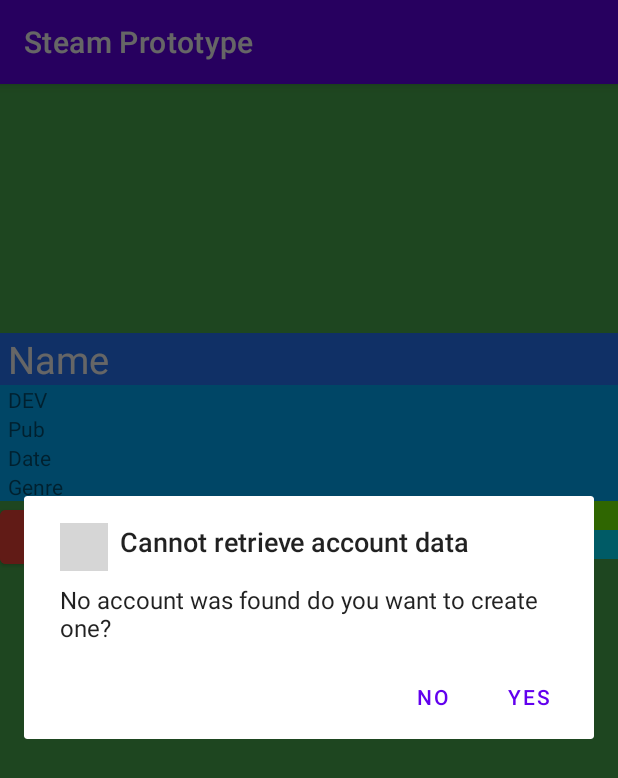
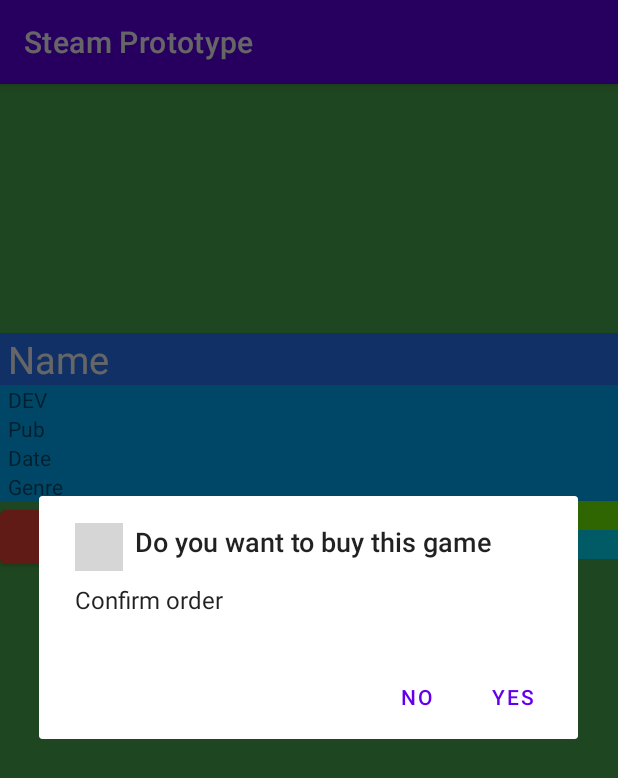
Before and after one commit to NguyenHuuTien2000/SteamPrototype, an Android app: the GamePageActivity screen opened directly, with no data from a screen before it, after a tap on "BUY", on a phone screen of 412 x 824 dp. Shown: the top 778 px of the screen. Run offline under Robolectric (Android 15) with nearby library versions, the phone set to English and light mode, and no system bars; 8 statements that could not run were skipped; grey boxes are pictures that could not be loaded.

Commit message:
Finish buying function

```diff
--- a/app/src/main/java/com/example/steamprototype/GamePageActivity.java
+++ b/app/src/main/java/com/example/steamprototype/GamePageActivity.java
@@ -1,6 +1,5 @@
 package com.example.steamprototype;
 
-import android.content.DialogInterface;
 import android.content.Intent;
 import android.os.Bundle;
 import android.widget.Button;
@@ -46,11 +45,11 @@ public class GamePageActivity extends AppCompatActivity {
                 setResult(StoreFrontActivity.RESULT_CODE_BOUGHT, intent);
                 finish();
             });
-            builder.setNegativeButton("No", (DialogInterface.OnClickListener) (dialog, id) -> {
+            builder.setNegativeButton("No", (dialog, id) -> {
 
             });
-            builder.setMessage("No account was found do you want to create one?");
-            builder.setTitle("Cannot retrieve account data");
+            builder.setMessage("Confirm order");
+            builder.setTitle("Do you want to buy this game");
             builder.setIcon(R.drawable.steamdeck_steamlogo);
             AlertDialog dialog = builder.create();
             dialog.show();
--- a/app/src/main/java/com/example/steamprototype/SignInActivity.java
+++ b/app/src/main/java/com/example/steamprototype/SignInActivity.java
@@ -36,7 +36,7 @@ public class SignInActivity extends AppCompatActivity {
                 setResult(MainActivity.RESULT_CODE_SIGN_IN_NO_ACC);
                 finish();
             });
-            builder.setNegativeButton("No", (DialogInterface.OnClickListener) (dialog, id) -> {
+            builder.setNegativeButton("No", (dialog, id) -> {
 
             });
             builder.setMessage("No account was found do you want to create one?");
```
Also changed, not shown: app/src/main/java/com/example/steamprototype/StoreFrontActivity.java (+16 -2 lines).
